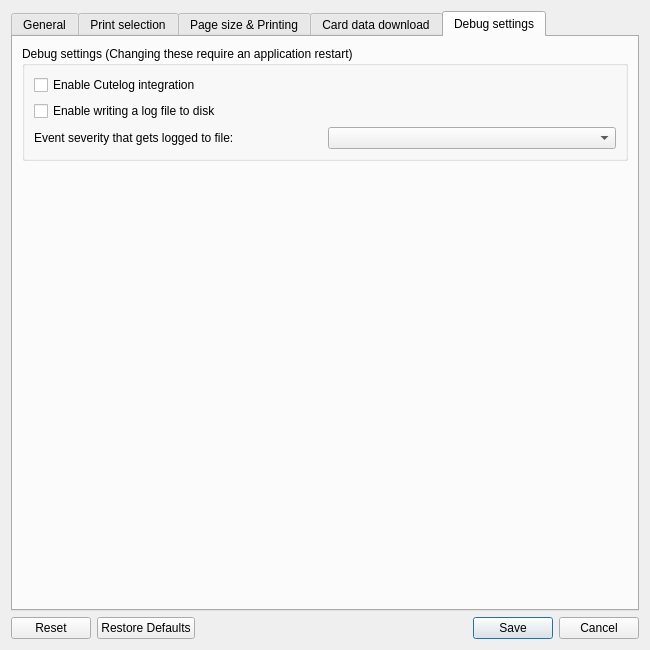
This is mtg_proxy_printer/resources/ui/settings_window.ui in luziferius/MTGProxyPrinter as Qt 5 draws it before an edit. The edited form follows.
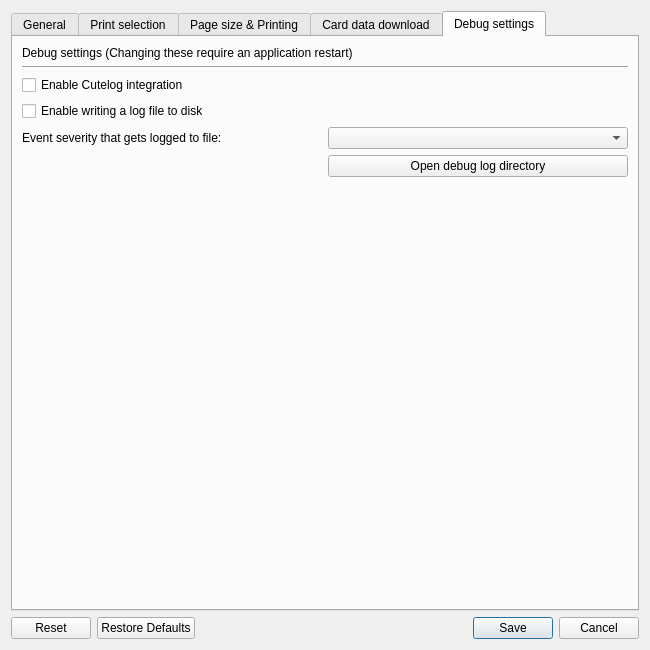
This is the edited form. The open tabs and pages were chosen to show the change. Icons and pictures are not drawn. Custom widgets are drawn as their Qt base class.

Commit message:
Added a push button to the debug settings that opens the log directory in the default file manager. This allows the user to easily browse the log files written to disk.
FossilOrigin-Name: 3f6a06fc3505d7d576c459f0839fbdc801b9f415b8c64635843f256c1b068477

```diff
--- a/mtg_proxy_printer/resources/ui/settings_window.ui
+++ b/mtg_proxy_printer/resources/ui/settings_window.ui
@@ -586,14 +586,15 @@
       <attribute name="title">
        <string>Debug settings</string>
       </attribute>
-      <layout class="QVBoxLayout" name="tab_debug_layout">
-       <item>
-        <widget class="QGroupBox" name="groupBox">
-         <property name="title">
-          <string>Debug settings (Changing these require an application restart)</string>
+      <layout class="QGridLayout" name="gridLayout_7">
+       <item row="6" column="1">
+        <widget class="QComboBox" name="log_level_combo_box">
+         <property name="toolTip">
+          <string>Only write events with the given severity level and higher to the log file.</string>
          </property>
-         <layout class="QGridLayout" name="gridLayout_5">
-          <item row="0" column="0" colspan="2">
+        </widget>
+       </item>
+       <item row="4" column="0" colspan="2">
            <widget class="QCheckBox" name="enable_cutelog_integration">
             <property name="toolTip">
              <string>Cutelog is a live log event viewer that can be used to monitor events in real-time.</string>
@@ -606,14 +607,14 @@
             </property>
            </widget>
           </item>
-          <item row="4" column="1">
-           <widget class="QComboBox" name="log_level_combo_box">
-            <property name="toolTip">
-             <string>Only write events with the given severity level and higher to the log file.</string>
+       <item row="3" column="0" colspan="2">
+        <widget class="Line" name="debug_settings_header_line">
+         <property name="orientation">
+          <enum>Qt::Horizontal</enum>
             </property>
            </widget>
           </item>
-          <item row="4" column="0">
+       <item row="6" column="0">
            <widget class="QLabel" name="log_level_label">
             <property name="text">
              <string>Event severity that gets logged to file:</string>
@@ -623,17 +624,7 @@
             </property>
            </widget>
           </item>
-          <item row="3" column="0" colspan="2">
-           <widget class="QCheckBox" name="enable_write_log_file">
-            <property name="text">
-             <string>Enable writing a log file to disk</string>
-            </property>
-           </widget>
-          </item>
-         </layout>
-        </widget>
-       </item>
-       <item>
+       <item row="8" column="0" colspan="2">
         <spacer name="verticalSpacer_5">
          <property name="orientation">
           <enum>Qt::Vertical</enum>
@@ -646,6 +637,30 @@
          </property>
         </spacer>
        </item>
+       <item row="2" column="0" colspan="2">
+        <widget class="QLabel" name="debug_settings_headerlabel">
+         <property name="text">
+          <string>Debug settings (Changing these require an application restart)</string>
+         </property>
+        </widget>
+       </item>
+       <item row="5" column="0">
+        <widget class="QCheckBox" name="enable_write_log_file">
+         <property name="text">
+          <string>Enable writing a log file to disk</string>
+         </property>
+        </widget>
+       </item>
+       <item row="7" column="1">
+        <widget class="QPushButton" name="open_debug_log_location">
+         <property name="text">
+          <string>Open debug log directory</string>
+         </property>
+         <property name="icon">
+          <iconset theme="document-open"/>
+         </property>
+        </widget>
+       </item>
       </layout>
      </widget>
     </widget>
```
Left out of the diff: 4 changed lines with no effect on the pictures. Lines whose indentation alone changed are shown as unchanged. The commit also changes 1 other file.
